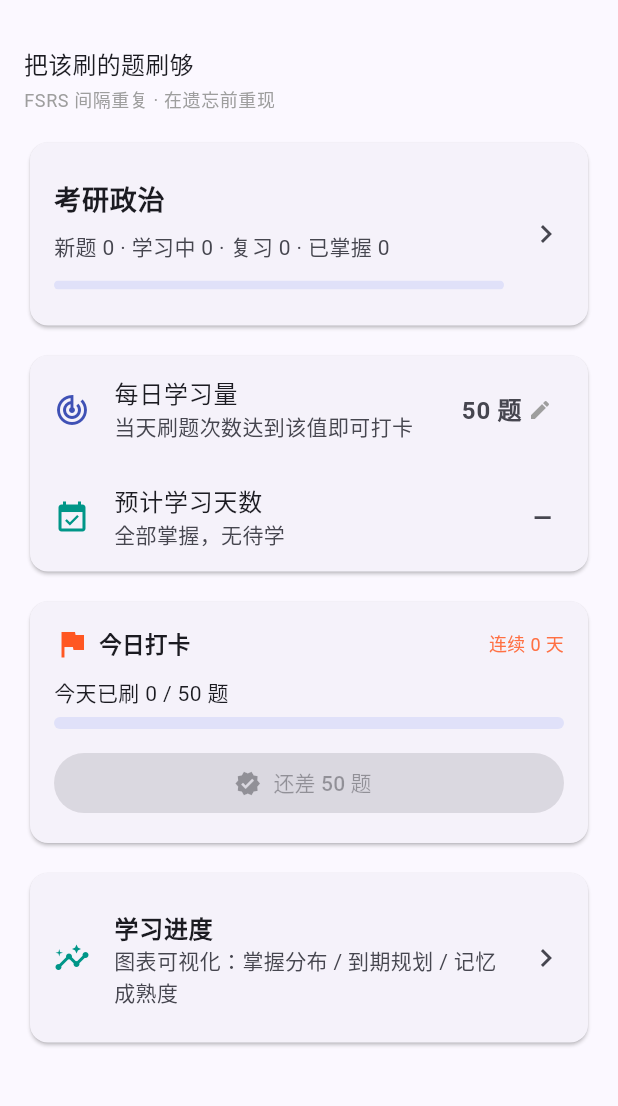
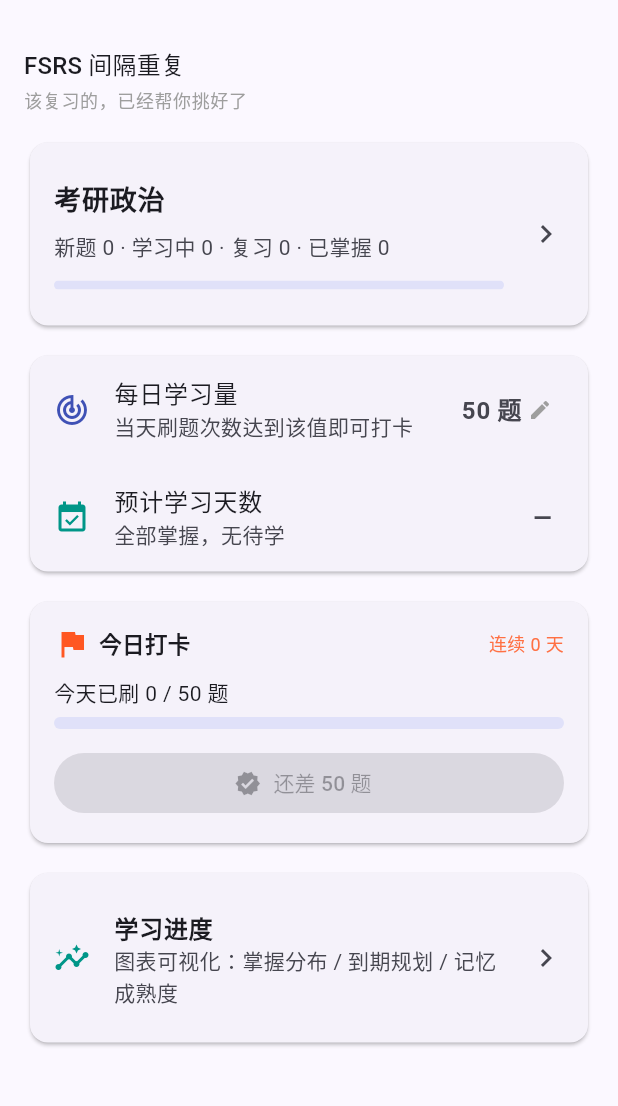
Before and after one commit to Lecheeel/reme, a Flutter app: the screen it shows after launch, on a phone screen of 412 x 824 dp, the part 63-1169 px from its top. Run offline on Flutter 3.47's test engine with Material 3 defaults, Android fonts, the phone set to English and light mode, and no system bars; our stand-ins replace drift, drift_flutter, fl_chart, package_info_plus, shared_preferences; accounts and stored records are empty; generated files the repository leaves out were written again; network calls fail; statements that could not run were skipped.

Commit message:
style: 💬 refine home screen copy

```diff
--- a/lib/screens/home_screen.dart
+++ b/lib/screens/home_screen.dart
@@ -311,10 +311,10 @@ class _HomeScreenState extends State<HomeScreen> {
     return Column(
       crossAxisAlignment: CrossAxisAlignment.start,
       children: [
-        Text('把该刷的题刷够', style: Theme.of(context).textTheme.titleMedium),
+        Text('FSRS 间隔重复', style: Theme.of(context).textTheme.titleMedium),
         const SizedBox(height: 4),
         Text(
-          'FSRS 间隔重复 · 在遗忘前重现',
+          '该复习的，已经帮你挑好了',
           style: Theme.of(context)
               .textTheme
               .bodySmall
```
